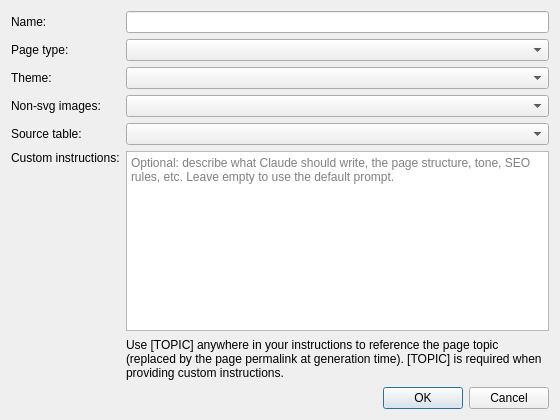
Above: WebsiteEmpire/gui/dialogs/DialogAddGeneration.ui from icingerpower/WebsiteEmpire2 before the change. Below: the same form after it.
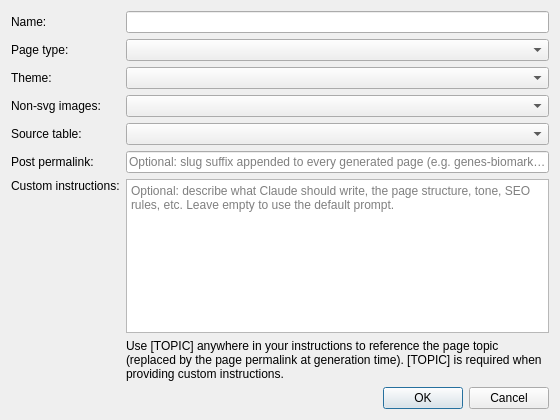
That is the form after the change.

Commit message:
Add generation phase 2 dialog and endPermalink strategy support
DialogAddGeneration exposes an endPermalink field so strategies can
produce URL slugs like "/psoriatic-arthritis-genes-biomarkers".
DialogGeneratePhase2 triggers a single --sessions 1 --limit 1 --new-only
run for quick testing.  PaneGeneration gains a Phase 2 button and wires
up the new dialog; GenStrategyTable tracks endPermalink per strategy row.
LauncherGeneration passes endPermalink to setEndPermalink() after create()
and PaneDomains calls markAllCompleteAsPublished() after each local deploy.

Patch:
```diff
--- a/WebsiteEmpire/gui/dialogs/DialogAddGeneration.ui
+++ b/WebsiteEmpire/gui/dialogs/DialogAddGeneration.ui
@@ -70,6 +70,20 @@
       <widget class="QComboBox" name="comboBoxPrimaryTable"/>
      </item>
      <item row="5" column="0">
+      <widget class="QLabel" name="labelEndPermalink">
+       <property name="text">
+        <string>Post permalink:</string>
+       </property>
+      </widget>
+     </item>
+     <item row="5" column="1">
+      <widget class="QLineEdit" name="lineEditEndPermalink">
+       <property name="placeholderText">
+        <string>Optional: slug suffix appended to every generated page (e.g. genes-biomarkers)</string>
+       </property>
+      </widget>
+     </item>
+     <item row="6" column="0">
       <widget class="QLabel" name="labelInstructions">
        <property name="text">
         <string>Custom instructions:</string>
@@ -79,14 +93,14 @@
        </property>
       </widget>
      </item>
-     <item row="5" column="1">
+     <item row="6" column="1">
       <widget class="QPlainTextEdit" name="plainTextEditInstructions">
        <property name="placeholderText">
         <string>Optional: describe what Claude should write, the page structure, tone, SEO rules, etc. Leave empty to use the default prompt.</string>
        </property>
       </widget>
      </item>
-     <item row="6" column="1">
+     <item row="7" column="1">
       <widget class="QLabel" name="labelTopicHint">
        <property name="text">
         <string>Use [TOPIC] anywhere in your instructions to reference the page topic (replaced by the page permalink at generation time). [TOPIC] is required when providing custom instructions.</string>
```
The commit also changes 16 other files.
